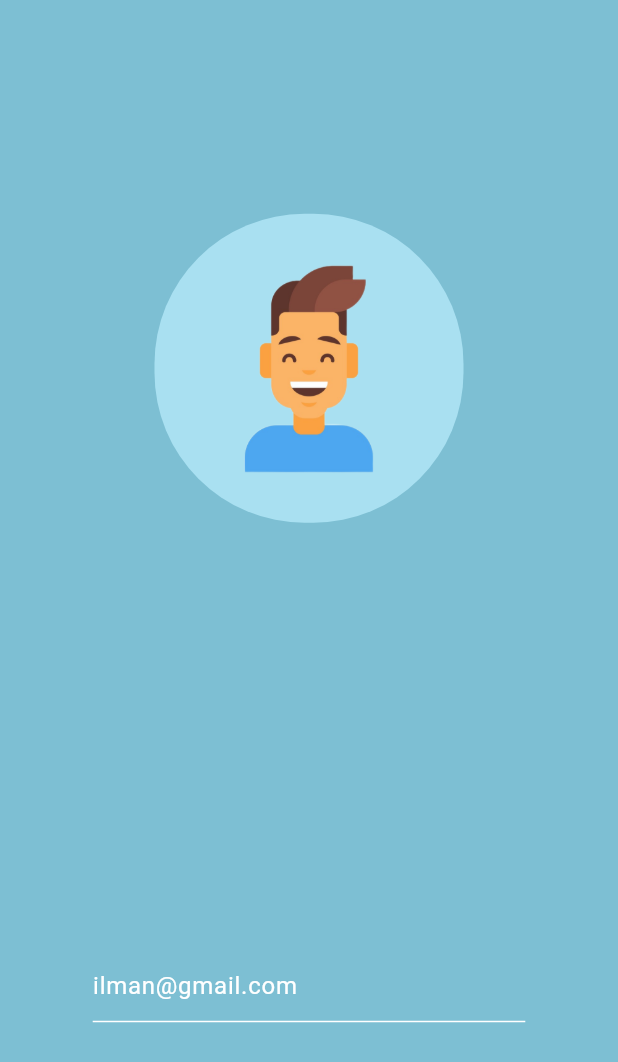
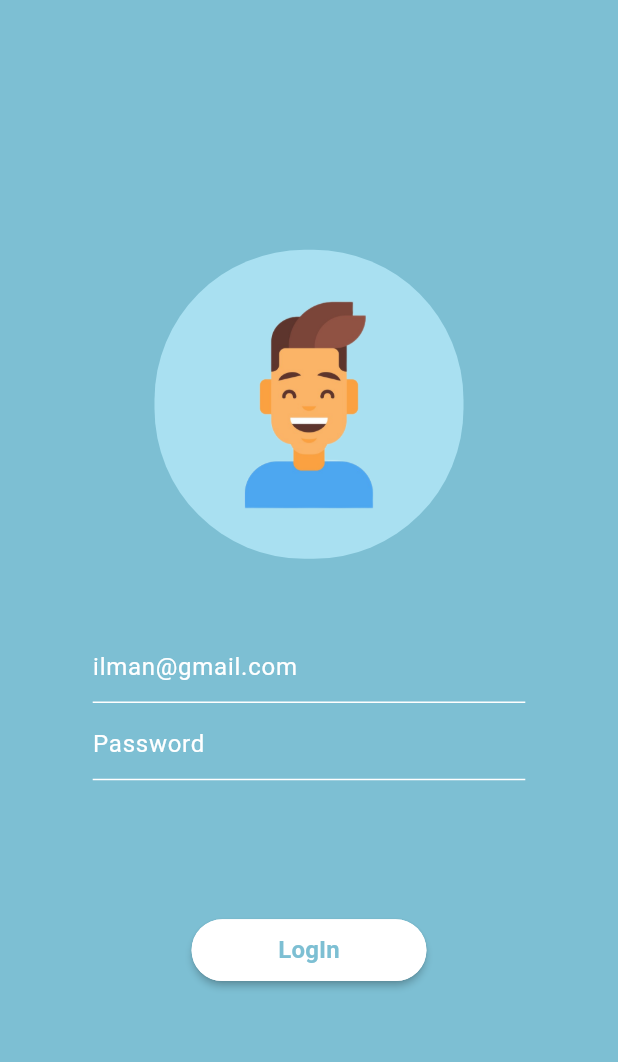
Before and after one commit to IlmanNashran/Login-UI, a Flutter app: the screen it shows after launch, on a phone screen of 412 x 824 dp. Shown: the top 1062 px of the screen. Run offline on Flutter 3.47's test engine with Material 2 defaults, Android fonts, the phone set to English and light mode, and no system bars.

Commit message:
finish ui with button

```diff
--- a/lib/pages/login_page.dart
+++ b/lib/pages/login_page.dart
@@ -18,14 +18,29 @@ class _LoginPageState extends State<LoginPage> {
     _deviceWidth = MediaQuery.of(context).size.width;
     return Scaffold(
       backgroundColor: Color.fromRGBO(125, 191, 211, 1.0),
-      body: Column(
+      body: Align(
+        alignment: Alignment.center,
+        child: Container(
+          height: _deviceHeight! * 0.60,
+          width: _deviceWidth,
+          child: Column(
             mainAxisAlignment: MainAxisAlignment.spaceAround,
             mainAxisSize: MainAxisSize.max,
             crossAxisAlignment: CrossAxisAlignment.center,
             children: [
               _avatarWidget(),
+              SizedBox(
+                height: _deviceHeight! * 0.05,
+              ),
               _emailFieldWidget(),
+              _passwordFieldWidget(),
+              SizedBox(
+                height: _deviceHeight! * 0.10,
+              ),
+              _loginButton(),
             ],
+          ),
+        ),
       ),
     );
   }
@@ -77,7 +92,7 @@ class _LoginPageState extends State<LoginPage> {
     return Container(
       width: _deviceWidth! * 0.70,
       child: const TextField(
-        obscureText: true,//unseen text
+        obscureText: true, //unseen text
         cursorColor: Colors.white,
         autocorrect: false,
         style: TextStyle(
@@ -96,4 +111,24 @@ class _LoginPageState extends State<LoginPage> {
       ),
     );
   }
+
+  Widget _loginButton() {
+    return MaterialButton(
+        minWidth: _deviceWidth! * 0.38,
+        height: _deviceHeight! * 0.05,
+        color: Colors.white,
+        child: const Text(
+          "LogIn",
+          style: TextStyle(
+            fontSize: 16,
+            fontWeight: FontWeight.bold,
+            color: Color.fromRGBO(125, 191, 211, 1.0),
+          ),
+        ),
+        shape: RoundedRectangleBorder(
+          borderRadius: BorderRadius.circular(25.0),
+          side: BorderSide(color: Colors.white),
+        ),
+        onPressed: () {}); //button material
   }
+}
```
Lines whose indentation alone changed are shown as unchanged.
